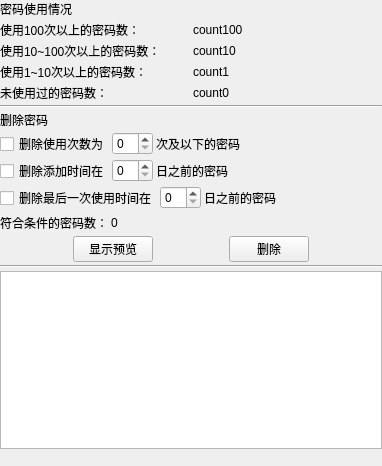
First picture: the form in components/page_password_manager/res/manager.ui, repository PPJUST/OnlyUnzip, before the edit.
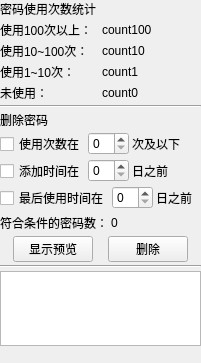
Second picture: the form after the edit.

Commit message: 优化：临时密码功能

Patch:
```diff
--- a/components/page_password_manager/res/manager.ui
+++ b/components/page_password_manager/res/manager.ui
@@ -6,8 +6,8 @@
    <rect>
     <x>0</x>
     <y>0</y>
-    <width>382</width>
-    <height>466</height>
+    <width>201</width>
+    <height>363</height>
    </rect>
   </property>
   <property name="windowTitle">
@@ -34,7 +34,7 @@
      <item>
       <widget class="QLabel" name="label">
        <property name="text">
-        <string>密码使用情况</string>
+        <string>密码使用次数统计</string>
        </property>
       </widget>
      </item>
@@ -43,7 +43,7 @@
        <item row="0" column="0">
         <widget class="QLabel" name="label_2">
          <property name="text">
-          <string>使用100次以上的密码数：</string>
+          <string>使用100次以上：</string>
          </property>
         </widget>
        </item>
@@ -57,7 +57,7 @@
        <item row="1" column="0">
         <widget class="QLabel" name="label_3">
          <property name="text">
-          <string>使用10~100次以上的密码数：</string>
+          <string>使用10~100次：</string>
          </property>
         </widget>
        </item>
@@ -71,7 +71,7 @@
        <item row="2" column="0">
         <widget class="QLabel" name="label_4">
          <property name="text">
-          <string>使用1~10次以上的密码数：</string>
+          <string>使用1~10次：</string>
          </property>
         </widget>
        </item>
@@ -85,7 +85,7 @@
        <item row="3" column="0">
         <widget class="QLabel" name="label_5">
          <property name="text">
-          <string>未使用过的密码数：</string>
+          <string>未使用：</string>
          </property>
         </widget>
        </item>
@@ -121,7 +121,7 @@
        <item>
         <widget class="QCheckBox" name="checkBox_delete_use_count">
          <property name="text">
-          <string>删除使用次数为</string>
+          <string>使用次数在</string>
          </property>
         </widget>
        </item>
@@ -131,7 +131,7 @@
        <item>
         <widget class="QLabel" name="label_11">
          <property name="text">
-          <string>次及以下的密码</string>
+          <string>次及以下</string>
          </property>
         </widget>
        </item>
@@ -155,7 +155,7 @@
        <item>
         <widget class="QCheckBox" name="checkBox_delete_add_date">
          <property name="text">
-          <string>删除添加时间在</string>
+          <string>添加时间在</string>
          </property>
         </widget>
        </item>
@@ -165,7 +165,7 @@
        <item>
         <widget class="QLabel" name="label_12">
          <property name="text">
-          <string>日之前的密码</string>
+          <string>日之前</string>
          </property>
         </widget>
        </item>
@@ -189,7 +189,7 @@
        <item>
         <widget class="QCheckBox" name="checkBox_delete_use_date">
          <property name="text">
-          <string>删除最后一次使用时间在</string>
+          <string>最后使用时间在</string>
          </property>
         </widget>
        </item>
@@ -199,7 +199,7 @@
        <item>
         <widget class="QLabel" name="label_13">
          <property name="text">
-          <string>日之前的密码</string>
+          <string>日之前</string>
          </property>
         </widget>
        </item>
```
The commit also changes 18 other files.
